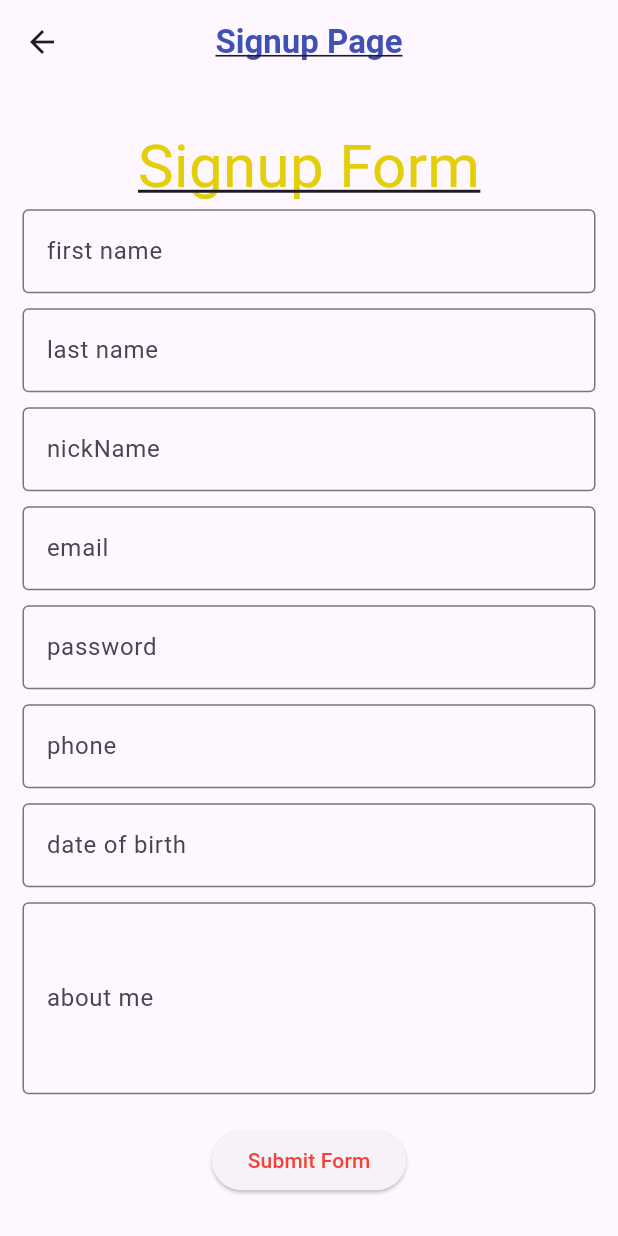
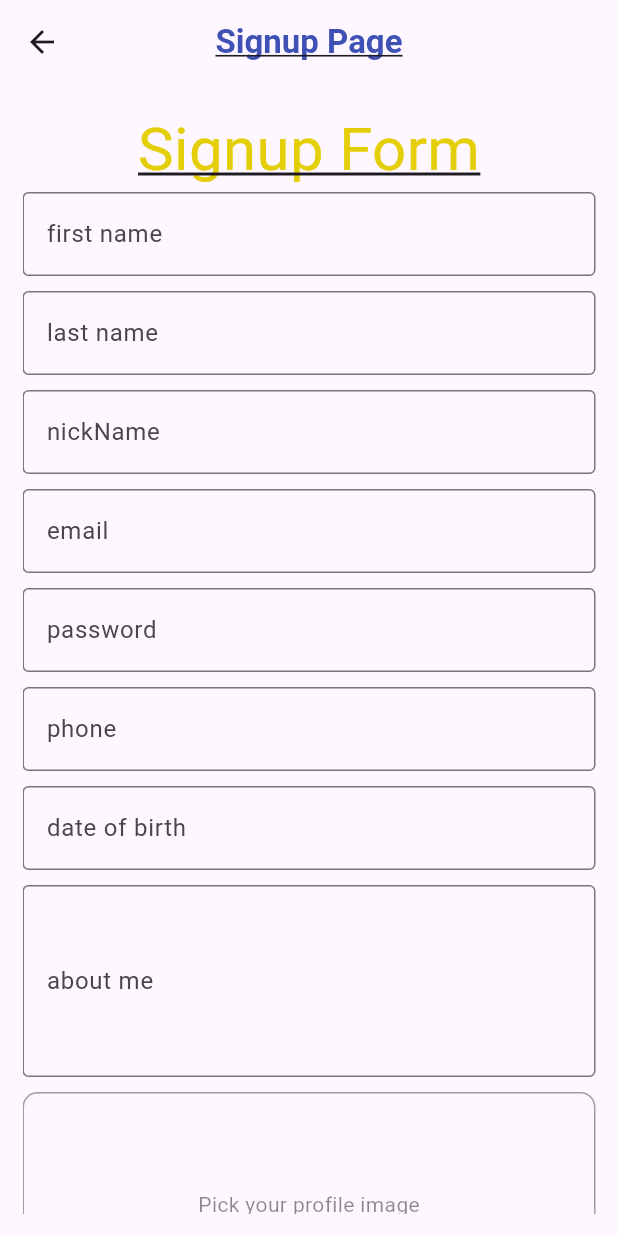
Before and after one commit to AsiKrinitz/FlutterAppTest, a Flutter app: the SignupPage screen opened directly, on a phone screen of 412 x 824 dp. Run offline on Flutter 3.47's test engine with Material 3 defaults, Android fonts, the phone set to English and light mode, and no system bars; our stand-ins replace image_picker, sqflite; accounts and stored records are empty.

Commit message:
User profile image is completed and working fine

```diff
--- a/lib/database_helper.dart
+++ b/lib/database_helper.dart
@@ -5,8 +5,22 @@ import "package:test_app/models/userModel.dart";
 class DatabaseHelper {
   final asiDB = "asiDB";
 
-  String user =
-      "CREATE TABLE users (id INTEGER PRIMARY KEY AUTOINCREMENT, firstName TEXT NOT NULL, lastName TEXT NOT NULL, nickName TEXT NOT NULL, email TEXT NOT NULL, password TEXT NOT NULL, phone TEXT NOT NULL, dateOfBirth TEXT NOT NULL, aboutMe TEXT NOT NULL, pictureUrl TEXT NOT NULL, lastEnter TEXT NOT NULL, createdAt TEXT DEFAULT CURRENT_TIMESTAMP)";
+  String user = """
+    CREATE TABLE users (
+      id INTEGER PRIMARY KEY AUTOINCREMENT,
+      firstName TEXT NOT NULL,
+      lastName TEXT NOT NULL,
+      nickName TEXT NOT NULL,
+      email TEXT NOT NULL,
+      password TEXT NOT NULL,
+      phone TEXT NOT NULL,
+      dateOfBirth TEXT NOT NULL,
+      aboutMe TEXT NOT NULL,
+      pictureUrl BLOB,
+      lastEnter TEXT NOT NULL,
+      createdAt TEXT DEFAULT CURRENT_TIMESTAMP
+    )
+  """;
 
   Future<Database> initDB() async {
     final databasePath = await getDatabasesPath();
@@ -63,7 +77,11 @@ class DatabaseHelper {
 
   Future<List<UserModel>> getAllUsers() async {
     final Database db = await initDB();
-    List<Map<String, Object?>> result = await db.query("users");
+    // Order by createdAt DESC to get the most recent users first
+    List<Map<String, Object?>> result = await db.query(
+      "users",
+      orderBy: "createdAt DESC",
+    );
     return result.map((user) => UserModel.fromJson(user)).toList();
   }
 
--- a/lib/models/userModel.dart
+++ b/lib/models/userModel.dart
@@ -1,4 +1,5 @@
 import 'dart:convert';
+import 'dart:typed_data';
 // import 'dart:ffi';
 
 class UserModel {
@@ -11,8 +12,8 @@ class UserModel {
   String? phone;
   String? dateOfBirth;
   String? aboutMe;
-  String? pictureUrl;
-  String? createdAt;
+  Uint8List? pictureUrl; // Change type to Uint8List to store image as BLOB
+  // String? createdAt;
   String? lastEnter;
 
   UserModel(
@@ -26,7 +27,7 @@ class UserModel {
       this.dateOfBirth,
       this.aboutMe,
       this.pictureUrl,
-      this.createdAt,
+      // this.createdAt,
       this.lastEnter});
 
   factory UserModel.fromJson(Map<String, dynamic> json) => UserModel(
@@ -39,8 +40,10 @@ class UserModel {
         phone: json["phone"],
         dateOfBirth: json["dateOfBirth"],
         aboutMe: json["aboutMe"],
-        pictureUrl: json["pictureUrl"],
-        createdAt: json["createdAt"],
+        pictureUrl: json["pictureUrl"] != null
+            ? Base64Decoder().convert(json["pictureUrl"])
+            : null,
+        // createdAt: json["createdAt"],
         lastEnter: json["lastEnter"],
       );
 
@@ -54,8 +57,8 @@ class UserModel {
         "phone": phone,
         "dateOfBirth": dateOfBirth,
         "aboutMe": aboutMe,
-        "pictureUrl": pictureUrl,
-        "createdAt": createdAt,
+        "pictureUrl":
+            pictureUrl != null ? Base64Encoder().convert(pictureUrl!) : null,
         "lastEnter": lastEnter
       };
 }
--- a/lib/signup.dart
+++ b/lib/signup.dart
@@ -1,6 +1,7 @@
 import 'dart:developer';
 import 'package:flutter/material.dart';
 import 'package:flutter/services.dart';
+import 'package:image_picker/image_picker.dart';
 import 'package:test_app/database_helper.dart';
 import 'package:test_app/login.dart';
 import 'package:test_app/models/userModel.dart';
@@ -24,6 +25,20 @@ class _SignupPageState extends State<SignupPage> {
   final passwordController = TextEditingController();
   final aboutMeController = TextEditingController();
   final pictureController = TextEditingController();
+  Uint8List? _profileImage;
+
+  /// Pick the image from gallery and store in [_profileImage] as bytes
+  Future<void> _pickImage() async {
+    final picker = ImagePicker();
+    final pickedFile = await picker.pickImage(source: ImageSource.gallery);
+
+    if (pickedFile != null) {
+      final bytes = await pickedFile.readAsBytes();
+      setState(() {
+        _profileImage = bytes;
+      });
+    }
+  }
 
   @override
   Widget build(BuildContext context) {
@@ -208,6 +223,32 @@ class _SignupPageState extends State<SignupPage> {
                   SizedBox(
                     height: 10,
                   ),
+                  GestureDetector(
+                    onTap: _pickImage,
+                    child: Container(
+                      height: 150,
+                      width: double.infinity,
+                      decoration: BoxDecoration(
+                        border: Border.all(color: Colors.grey),
+                        borderRadius: BorderRadius.circular(10),
+                      ),
+                      child: _profileImage != null
+                          ? ClipRRect(
+                              borderRadius: BorderRadius.circular(10),
+                              child: Image.memory(
+                                _profileImage!,
+                                fit: BoxFit.cover,
+                              ),
+                            )
+                          : const Center(
+                              child: Text(
+                                'Pick your profile image',
+                                style: TextStyle(color: Colors.black45),
+                              ),
+                            ),
+                    ),
+                  ),
+
                   // TextFormField(
                   //   controller: pictureController,
                   //   decoration: InputDecoration(
@@ -223,7 +264,8 @@ class _SignupPageState extends State<SignupPage> {
                   ),
                   ElevatedButton(
                       onPressed: () {
-                        if (formKey.currentState!.validate()) {
+                        if (formKey.currentState!.validate() &&
+                            _profileImage != null) {
                           print("form is valid");
                           final db = DatabaseHelper();
                           UserModel user = UserModel(
@@ -235,14 +277,14 @@ class _SignupPageState extends State<SignupPage> {
                               phone: phoneController.text,
                               dateOfBirth: dateOfBirthController.text,
                               aboutMe: aboutMeController.text,
-                              pictureUrl: "pictureUrl",
+                              pictureUrl: _profileImage,
                               lastEnter: DateTime.now().toString());
 
                           db.signup(user).whenComplete(
                             () {
                               print("data has succussfully stored on db");
                               ScaffoldMessenger.of(context).showSnackBar(
-                                SnackBar(
+                                const SnackBar(
                                   content: Text("you signed up successfully"),
                                 ),
                               );
@@ -253,9 +295,15 @@ class _SignupPageState extends State<SignupPage> {
                               );
                             },
                           );
+                        } else if (_profileImage == null) {
+                          ScaffoldMessenger.of(context).showSnackBar(
+                            const SnackBar(
+                              content: Text("Profile image is required"),
+                            ),
+                          );
                         }
                       },
-                      child: Text(
+                      child: const Text(
                         "Submit Form",
                         style: TextStyle(color: Colors.red),
                       ))
--- a/lib/userProfileWidget.dart
+++ b/lib/userProfileWidget.dart
@@ -30,7 +30,7 @@ class ProfileWidget extends StatelessWidget {
           Text(user.dateOfBirth ?? ""),
           Text(user.aboutMe ?? ""),
           // Text(user.pictureUrl ?? ""),
-          Text(user.createdAt.toString()),
+          // Text(user.createdAt.toString()),
           Text(user.lastEnter.toString())
         ],
       ),
--- a/pubspec.yaml
+++ b/pubspec.yaml
@@ -34,6 +34,7 @@ dependencies:
   sqflite: ^2.3.3+1
   path: ^1.9.0
   path_provider: ^2.1.3
+  image_picker: ^1.1.2
 
 dev_dependencies:
   flutter_test:
```
Also changed, not shown: lib/home.dart (+17 -4 lines), pubspec.lock, 11 other files.
